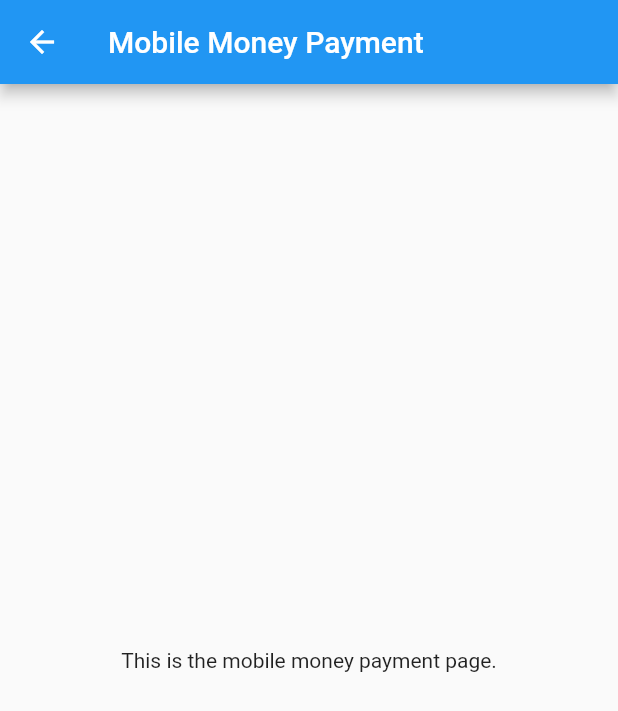
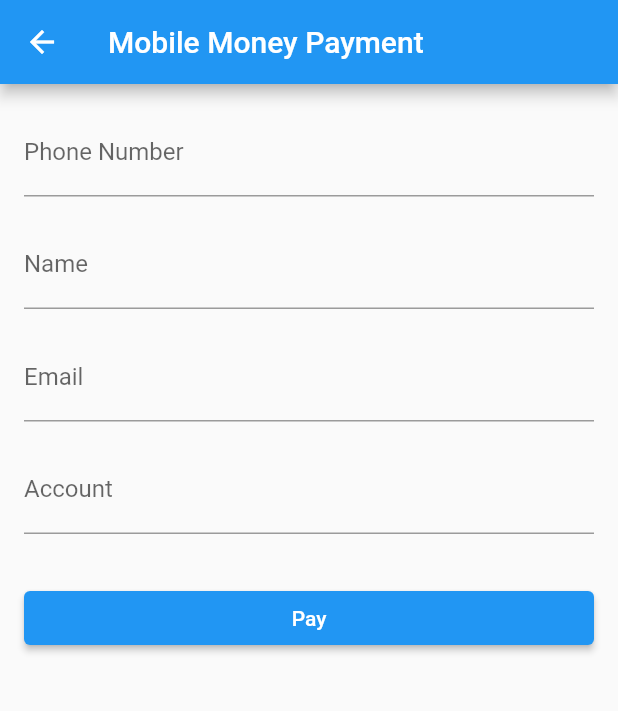
Before and after one commit to jovinraymond/reccess_project, a Flutter app: the PaymentPage screen opened directly, on a phone screen of 412 x 824 dp. Shown: the top 711 px of the screen. Run offline on Flutter 3.47's test engine with Material 2 defaults, Android fonts, the phone set to English and light mode, and no system bars; our stand-ins replace cloud_firestore, firebase_auth, firebase_core; missing offline and left inert: flutter_email_sender; accounts and stored records are empty.

Commit message:
i improved the payment page

```diff
--- a/lib/payment_page.dart
+++ b/lib/payment_page.dart
@@ -1,14 +1,105 @@
 import 'package:flutter/material.dart';
 
-class PaymentPage extends StatelessWidget {
+class PaymentPage extends StatefulWidget {
+  @override
+  _PaymentPageState createState() => _PaymentPageState();
+}
+
+class _PaymentPageState extends State<PaymentPage> {
+  final TextEditingController phoneNumberController = TextEditingController();
+  final TextEditingController nameController = TextEditingController();
+  final TextEditingController emailController = TextEditingController();
+  final TextEditingController accountController = TextEditingController();
+  final _formKey = GlobalKey<FormState>();
+
+  void _pay() {
+    if (_formKey.currentState!.validate()) {
+      // Here, you can implement the logic to process the payment
+      // For this example, we'll just display a simple dialog to simulate payment success
+      showDialog(
+        context: context,
+        builder: (_) => AlertDialog(
+          title: Text('Payment Successful'),
+          content: Text('Payment has been processed successfully.'),
+          actions: [
+            TextButton(
+              onPressed: () {
+                Navigator.pop(context);
+              },
+              child: Text('OK'),
+            ),
+          ],
+        ),
+      );
+    }
+  }
+
   @override
   Widget build(BuildContext context) {
     return Scaffold(
       appBar: AppBar(
         title: Text('Mobile Money Payment'),
       ),
-      body: Center(
-        child: Text('This is the mobile money payment page.'),
+      body: SingleChildScrollView(
+        padding: EdgeInsets.all(16),
+        child: Form(
+          key: _formKey,
+          child: Column(
+            crossAxisAlignment: CrossAxisAlignment.stretch,
+            children: [
+              TextFormField(
+                controller: phoneNumberController,
+                keyboardType: TextInputType.phone,
+                decoration: InputDecoration(labelText: 'Phone Number'),
+                validator: (value) {
+                  if (value == null || value.isEmpty) {
+                    return 'Please enter your phone number';
+                  }
+                  return null;
+                },
+              ),
+              SizedBox(height: 16),
+              TextFormField(
+                controller: nameController,
+                decoration: InputDecoration(labelText: 'Name'),
+                validator: (value) {
+                  if (value == null || value.isEmpty) {
+                    return 'Please enter your name';
+                  }
+                  return null;
+                },
+              ),
+              SizedBox(height: 16),
+              TextFormField(
+                controller: emailController,
+                keyboardType: TextInputType.emailAddress,
+                decoration: InputDecoration(labelText: 'Email'),
+                validator: (value) {
+                  if (value == null || value.isEmpty) {
+                    return 'Please enter your email';
+                  }
+                  return null;
+                },
+              ),
+              SizedBox(height: 16),
+              TextFormField(
+                controller: accountController,
+                decoration: InputDecoration(labelText: 'Account'),
+                validator: (value) {
+                  if (value == null || value.isEmpty) {
+                    return 'Please enter your account details';
+                  }
+                  return null;
+                },
+              ),
+              SizedBox(height: 32),
+              ElevatedButton(
+                onPressed: _pay,
+                child: Text('Pay'),
+              ),
+            ],
+          ),
+        ),
       ),
     );
   }
```
